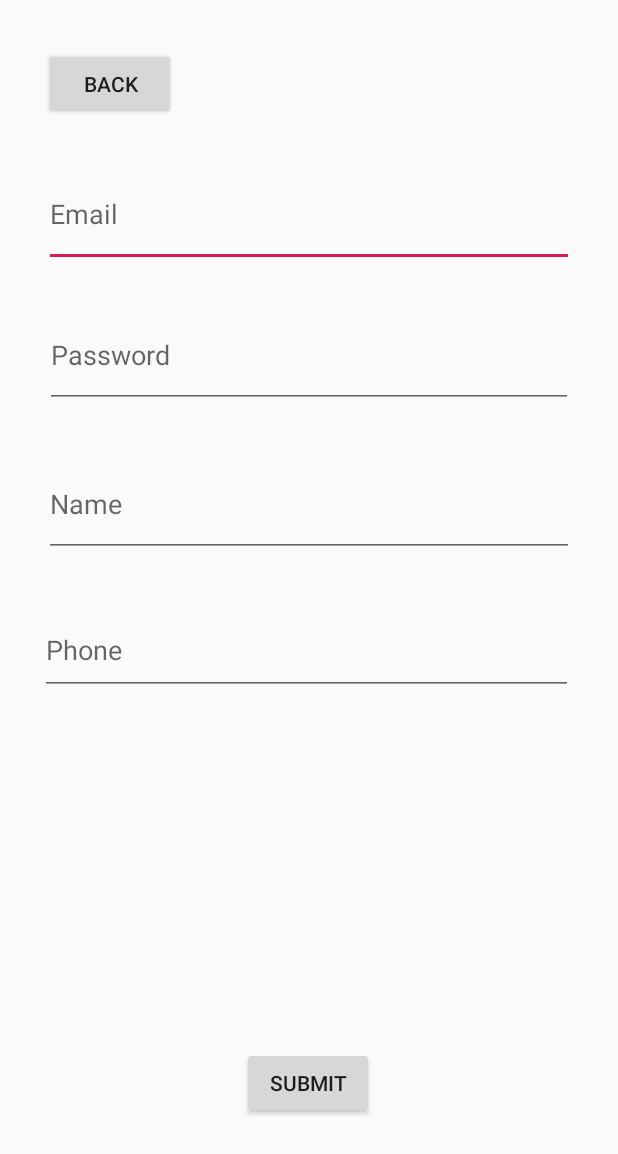
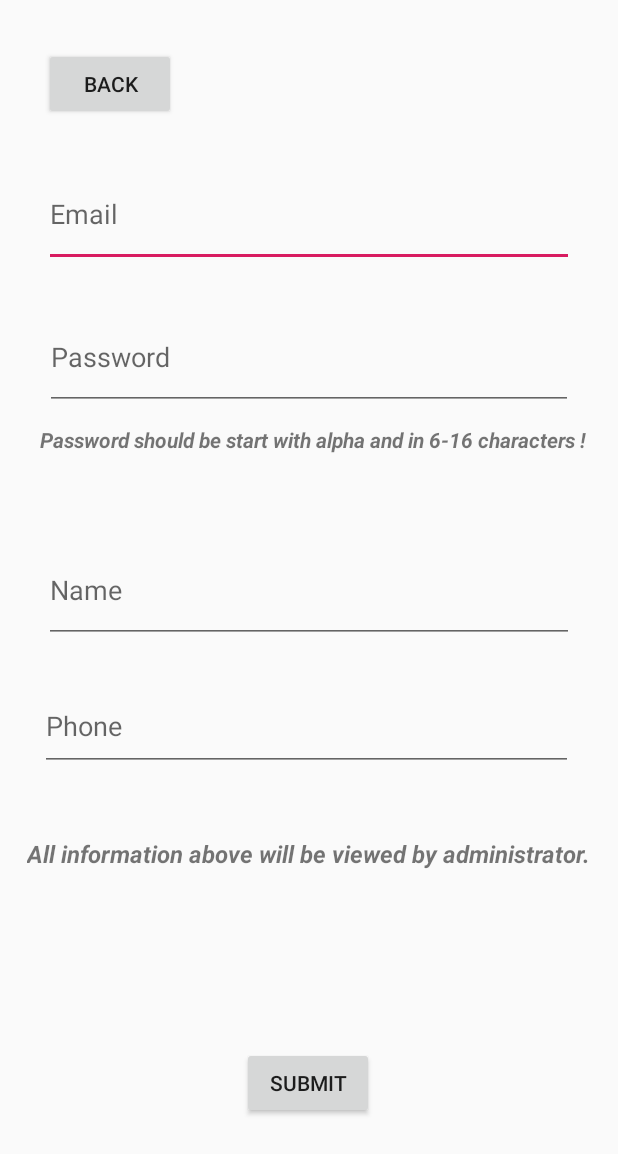
Before and after one commit to chenzhufeng/LogisticWizard, an Android app: the Register screen opened directly, with no data from a screen before it, on a phone screen of 412 x 824 dp. Shown: the top 1154 px of the screen. Run offline under Robolectric (Android 15) with nearby library versions, the phone set to English and light mode, and no system bars; our stand-ins replace Firebase (no records; nobody signed in at launch, a user with empty details on screens opened directly).

Commit message:
inverntory page added in

```diff
--- a/LogisticWizard/app/src/main/AndroidManifest.xml
+++ b/LogisticWizard/app/src/main/AndroidManifest.xml
@@ -2,8 +2,7 @@
 <manifest xmlns:android="http://schemas.android.com/apk/res/android"
     package="com.example.jeremy.logisticwizard">
 
-    <uses-permission android:name="android.permission.INTERNET" />
-    <!-- To auto-complete the email text field in the login form with the user's emails -->
+    <uses-permission android:name="android.permission.INTERNET" /> <!-- To auto-complete the email text field in the login form with the user's emails -->
     <uses-permission android:name="android.permission.GET_ACCOUNTS" />
     <uses-permission android:name="android.permission.READ_PROFILE" />
     <uses-permission android:name="android.permission.READ_CONTACTS" />
@@ -11,15 +10,18 @@
     <uses-permission android:name="android.permission.WRITE_EXTERNAL_STORAGE" />
 
     <application
-
         android:allowBackup="true"
         android:icon="@mipmap/ic_launcher"
         android:label="@string/app_name"
         android:roundIcon="@mipmap/ic_launcher_round"
         android:supportsRtl="true"
         android:theme="@style/AppTheme">
+        <activity android:name=".add_a_machine"></activity>
+        <activity android:name=".InventoryLayout" />
+        <activity android:name=".Machine" />
+        <activity android:name=".Inventory" />
         <activity
-            android:name=".LoginActivity"
+            android:name=".Login"
             android:label="@string/app_name">
             <intent-filter>
                 <action android:name="android.intent.action.MAIN" />
@@ -27,8 +29,7 @@
                 <category android:name="android.intent.category.LAUNCHER" />
             </intent-filter>
         </activity>
-        <activity android:name=".RegisterActivity"></activity>
+        <activity android:name=".Register" />
     </application>
 
-
 </manifest>
--- a/LogisticWizard/app/src/main/java/com/example/jeremy/logisticwizard/RegisterActivity.java
+++ b/LogisticWizard/app/src/main/java/com/example/jeremy/logisticwizard/Register.java
@@ -23,7 +23,7 @@ import java.util.HashMap;
 import java.util.regex.Pattern;
 
 
-public class RegisterActivity extends AppCompatActivity implements View.OnClickListener{
+public class Register extends AppCompatActivity implements View.OnClickListener{
     private Button subButton;
     private Button backButton;
     private DatabaseReference mDatabase;
@@ -101,7 +101,7 @@ public class RegisterActivity extends AppCompatActivity implements View.OnClickL
         }
         // Check password format
         if(pswPattern.matcher(infoPassword).matches() == false){
-            Toast.makeText(this, "Password should be start with alpha and in 6-16 characters!", Toast.LENGTH_SHORT).show();
+            Toast.makeText(this, "Password format is incorrect!", Toast.LENGTH_SHORT).show();
             return;
         }
         mAuth.createUserWithEmailAndPassword(infoUsername, infoPassword)
@@ -123,12 +123,12 @@ public class RegisterActivity extends AppCompatActivity implements View.OnClickL
                                     //"http://img.icons8.com/color/1600/circled-user-male-skin-type-1-2.png");
                             mDatabase.setValue(user_info);
                             finish();
-                            startActivity(new Intent(getApplicationContext(), LoginActivity.class));
+                            startActivity(new Intent(getApplicationContext(), Login.class));
                             mAuth.signOut();
                         } else {
                             // If sign in fails, display a message to the user.
                             Log.w(TAG, "createUserWithEmail:failure", task.getException());
-                            Toast.makeText(RegisterActivity.this, "Authentication failed.",
+                            Toast.makeText(Register.this, "Authentication failed.",
                                     Toast.LENGTH_SHORT).show();
                         }
 
@@ -160,7 +160,7 @@ public class RegisterActivity extends AppCompatActivity implements View.OnClickL
 
         }
         if (view == backButton){
-            Intent intent = new Intent(view.getContext(), LoginActivity.class);
+            Intent intent = new Intent(view.getContext(), Login.class);
             startActivity(intent);
         }
     }
--- a/LogisticWizard/app/src/main/res/layout-v26/activity_login.xml
+++ b/LogisticWizard/app/src/main/res/layout-v26/activity_login.xml
@@ -5,7 +5,7 @@
     android:layout_width="match_parent"
     android:layout_height="match_parent"
     android:background="@drawable/background"
-    tools:context=".LoginActivity">
+    tools:context=".Login">
 
     <ImageView
         android:id="@+id/Logo"
--- a/LogisticWizard/app/src/main/res/layout-v26/activity_register.xml
+++ b/LogisticWizard/app/src/main/res/layout-v26/activity_register.xml
@@ -4,7 +4,25 @@
     xmlns:tools="http://schemas.android.com/tools"
     android:layout_width="match_parent"
     android:layout_height="match_parent"
-    tools:context=".RegisterActivity">
+    tools:context=".Register">
+
+    <TextView
+        android:id="@+id/textView2"
+        android:layout_width="wrap_content"
+        android:layout_height="50dp"
+        android:layout_marginStart="8dp"
+        android:layout_marginLeft="8dp"
+        android:layout_marginTop="10dp"
+        android:layout_marginEnd="8dp"
+        android:layout_marginRight="8dp"
+        android:text="Password should be start with alpha and in 6-16 characters !"
+        android:textColorLink="@color/colorAccent"
+        android:textSize="14sp"
+        android:textStyle="normal|bold|italic"
+        app:layout_constraintEnd_toEndOf="parent"
+        app:layout_constraintHorizontal_bias="0.578"
+        app:layout_constraintStart_toStartOf="parent"
+        app:layout_constraintTop_toBottomOf="@+id/enterPassword" />
 
     <Button
         android:id="@+id/back"
@@ -29,7 +47,7 @@
         android:ems="10"
         android:hint="@string/email"
         android:importantForAutofill="no"
-        android:inputType="textEmailAddress"
+        android:inputType="text"
         app:layout_constraintEnd_toEndOf="parent"
         app:layout_constraintHorizontal_bias="0.0"
         app:layout_constraintStart_toStartOf="parent"
@@ -41,7 +59,7 @@
         android:layout_height="70dp"
         android:layout_marginStart="30dp"
         android:layout_marginLeft="30dp"
-        android:layout_marginTop="24dp"
+        android:layout_marginTop="25dp"
         android:layout_marginEnd="30dp"
         android:layout_marginRight="30dp"
         android:contentDescription="Password"
@@ -59,7 +77,7 @@
         android:layout_height="70dp"
         android:layout_marginStart="29dp"
         android:layout_marginLeft="29dp"
-        android:layout_marginTop="29dp"
+        android:layout_marginTop="25dp"
         android:layout_marginEnd="29dp"
         android:layout_marginRight="29dp"
         android:ems="10"
@@ -68,7 +86,7 @@
         app:layout_constraintEnd_toEndOf="parent"
         app:layout_constraintHorizontal_bias="0.0"
         app:layout_constraintStart_toStartOf="parent"
-        app:layout_constraintTop_toBottomOf="@+id/enterPassword" />
+        app:layout_constraintTop_toBottomOf="@+id/textView2" />
 
     <Button
         android:id="@+id/subBtn"
@@ -95,7 +113,7 @@
         android:layout_height="60dp"
         android:layout_marginStart="8dp"
         android:layout_marginLeft="8dp"
-        android:layout_marginTop="32dp"
+        android:layout_marginTop="25dp"
         android:layout_marginEnd="8dp"
         android:layout_marginRight="8dp"
         android:ems="10"
@@ -106,5 +124,26 @@
         app:layout_constraintStart_toStartOf="parent"
         app:layout_constraintTop_toBottomOf="@+id/enterName" />
 
+    <TextView
+        android:id="@+id/textView"
+        android:layout_width="wrap_content"
+        android:layout_height="50dp"
+        android:layout_marginStart="8dp"
+        android:layout_marginLeft="8dp"
+        android:layout_marginTop="10dp"
+        android:layout_marginEnd="8dp"
+        android:layout_marginRight="8dp"
+        android:layout_marginBottom="8dp"
+        android:text="All information above will be viewed by administrator."
+        android:textColorLink="@color/colorAccent"
+        android:textSize="16sp"
+        android:textStyle="normal|bold|italic"
+        app:layout_constraintBottom_toTopOf="@+id/subBtn"
+        app:layout_constraintEnd_toEndOf="parent"
+        app:layout_constraintHorizontal_bias="0.473"
+        app:layout_constraintStart_toStartOf="parent"
+        app:layout_constraintTop_toBottomOf="@+id/enterPhone"
+        app:layout_constraintVertical_bias="0.294" />
+
 
 </android.support.constraint.ConstraintLayout>
--- a/LogisticWizard/app/src/main/res/layout/activity_login.xml
+++ b/LogisticWizard/app/src/main/res/layout/activity_login.xml
@@ -5,7 +5,7 @@
     android:layout_width="match_parent"
     android:layout_height="match_parent"
     android:background="@drawable/background"
-    tools:context=".LoginActivity">
+    tools:context=".Login">
 
     <ImageView
         android:id="@+id/Logo"
--- a/LogisticWizard/app/src/main/res/layout/activity_register.xml
+++ b/LogisticWizard/app/src/main/res/layout/activity_register.xml
@@ -4,7 +4,25 @@
     xmlns:tools="http://schemas.android.com/tools"
     android:layout_width="match_parent"
     android:layout_height="match_parent"
-    tools:context=".RegisterActivity">
+    tools:context=".Register">
+
+    <TextView
+        android:id="@+id/textView2"
+        android:layout_width="wrap_content"
+        android:layout_height="50dp"
+        android:layout_marginStart="8dp"
+        android:layout_marginLeft="8dp"
+        android:layout_marginTop="10dp"
+        android:layout_marginEnd="8dp"
+        android:layout_marginRight="8dp"
+        android:text="Password should be start with alpha and in 6-16 characters !"
+        android:textColorLink="@color/colorAccent"
+        android:textSize="14sp"
+        android:textStyle="normal|bold|italic"
+        app:layout_constraintEnd_toEndOf="parent"
+        app:layout_constraintHorizontal_bias="0.578"
+        app:layout_constraintStart_toStartOf="parent"
+        app:layout_constraintTop_toBottomOf="@+id/enterPassword" />
 
     <Button
         android:id="@+id/back"
@@ -41,7 +59,7 @@
         android:layout_height="70dp"
         android:layout_marginStart="30dp"
         android:layout_marginLeft="30dp"
-        android:layout_marginTop="24dp"
+        android:layout_marginTop="25dp"
         android:layout_marginEnd="30dp"
         android:layout_marginRight="30dp"
         android:contentDescription="Password"
@@ -59,7 +77,7 @@
         android:layout_height="70dp"
         android:layout_marginStart="29dp"
         android:layout_marginLeft="29dp"
-        android:layout_marginTop="29dp"
+        android:layout_marginTop="25dp"
         android:layout_marginEnd="29dp"
         android:layout_marginRight="29dp"
         android:ems="10"
@@ -68,7 +86,7 @@
         app:layout_constraintEnd_toEndOf="parent"
         app:layout_constraintHorizontal_bias="0.0"
         app:layout_constraintStart_toStartOf="parent"
-        app:layout_constraintTop_toBottomOf="@+id/enterPassword" />
+        app:layout_constraintTop_toBottomOf="@+id/textView2" />
 
     <Button
         android:id="@+id/subBtn"
@@ -95,7 +113,7 @@
         android:layout_height="60dp"
         android:layout_marginStart="8dp"
         android:layout_marginLeft="8dp"
-        android:layout_marginTop="32dp"
+        android:layout_marginTop="25dp"
         android:layout_marginEnd="8dp"
         android:layout_marginRight="8dp"
         android:ems="10"
@@ -112,7 +130,7 @@
         android:layout_height="50dp"
         android:layout_marginStart="8dp"
         android:layout_marginLeft="8dp"
-        android:layout_marginTop="8dp"
+        android:layout_marginTop="10dp"
         android:layout_marginEnd="8dp"
         android:layout_marginRight="8dp"
         android:layout_marginBottom="8dp"
```
Also changed, not shown: LogisticWizard/app/src/main/java/com/example/jeremy/logisticwizard/Inventory.java (added, +59 -0 lines), LogisticWizard/app/src/main/java/com/example/jeremy/logisticwizard/InventoryLayout.java (added, +13 -0 lines), LogisticWizard/app/src/main/java/com/example/jeremy/logisticwizard/Login.java (renamed from LogisticWizard/app/src/main/java/com/example/jeremy/logisticwizard/LoginActivity.java, +6 -6 lines), LogisticWizard/app/src/main/java/com/example/jeremy/logisticwizard/Machine.java (added, +76 -0 lines), LogisticWizard/app/src/main/java/com/example/jeremy/logisticwizard/add_a_machine.java (added, +22 -0 lines), LogisticWizard/app/src/main/java/com/example/jeremy/logisticwizard/customlistview.java (added, +62 -0 lines), LogisticWizard/app/src/main/res/layout/activity_add_a_machine.xml (added, +105 -0 lines), LogisticWizard/app/src/main/res/layout/activity_inventory.xml (added, +25 -0 lines), LogisticWizard/app/src/main/res/layout/activity_inventory_layout.xml (added, +38 -0 lines), LogisticWizard/app/src/main/res/layout/activity_machine.xml (added, +41 -0 lines).
